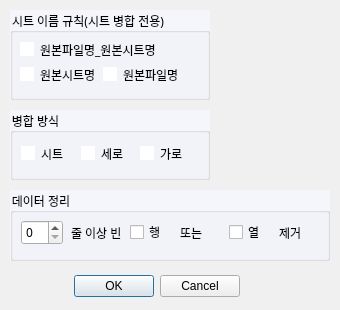
Fentanest/ExcelMerger, file options.ui: the form before one commit.
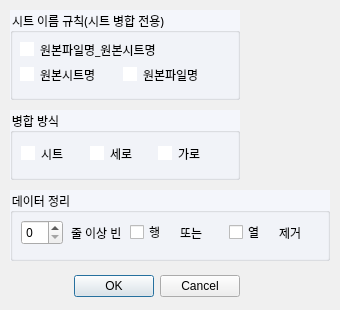
The form after the commit. Icons and pictures are not drawn.

The edit to the form file:
```diff
--- a/options.ui
+++ b/options.ui
@@ -92,7 +92,7 @@
     <rect>
      <x>10</x>
      <y>110</y>
-     <width>200</width>
+     <width>230</width>
      <height>70</height>
     </rect>
    </property>
@@ -110,7 +110,7 @@
      <rect>
       <x>11</x>
       <y>29</y>
-      <width>173</width>
+      <width>200</width>
       <height>29</height>
      </rect>
     </property>
@@ -298,7 +298,7 @@
     <rect>
      <x>10</x>
      <y>10</y>
-     <width>200</width>
+     <width>230</width>
      <height>90</height>
     </rect>
    </property>
@@ -311,12 +311,12 @@
    <property name="title">
     <string>시트 이름 규칙(시트 병합 전용)</string>
    </property>
-   <widget class="QWidget" name="">
+   <widget class="QWidget" name="layoutWidget">
     <property name="geometry">
      <rect>
       <x>10</x>
       <y>30</y>
-      <width>160</width>
+      <width>200</width>
       <height>44</height>
      </rect>
     </property>
```
